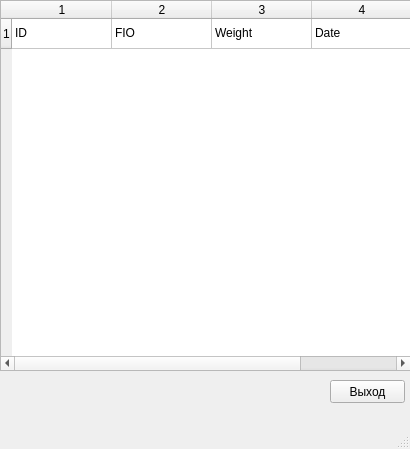
Old version of the form vivod.ui in the repository Colosaly/SVP.
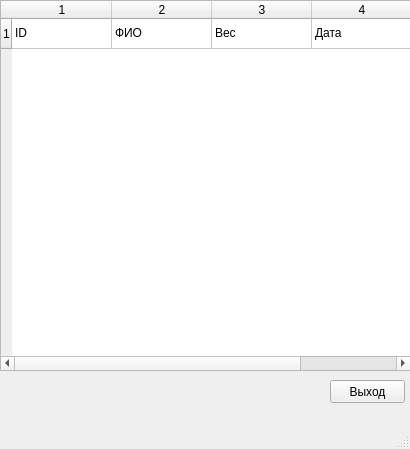
New version of the form.

What changed in the file:
```diff
--- a/vivod.ui
+++ b/vivod.ui
@@ -41,17 +41,17 @@
     </item>
     <item row="0" column="1">
      <property name="text">
-      <string>FIO</string>
+      <string>ФИО</string>
      </property>
     </item>
     <item row="0" column="2">
      <property name="text">
-      <string>Weight</string>
+      <string>Вес</string>
      </property>
     </item>
     <item row="0" column="3">
      <property name="text">
-      <string>Date</string>
+      <string>Дата</string>
      </property>
     </item>
    </widget>
```
